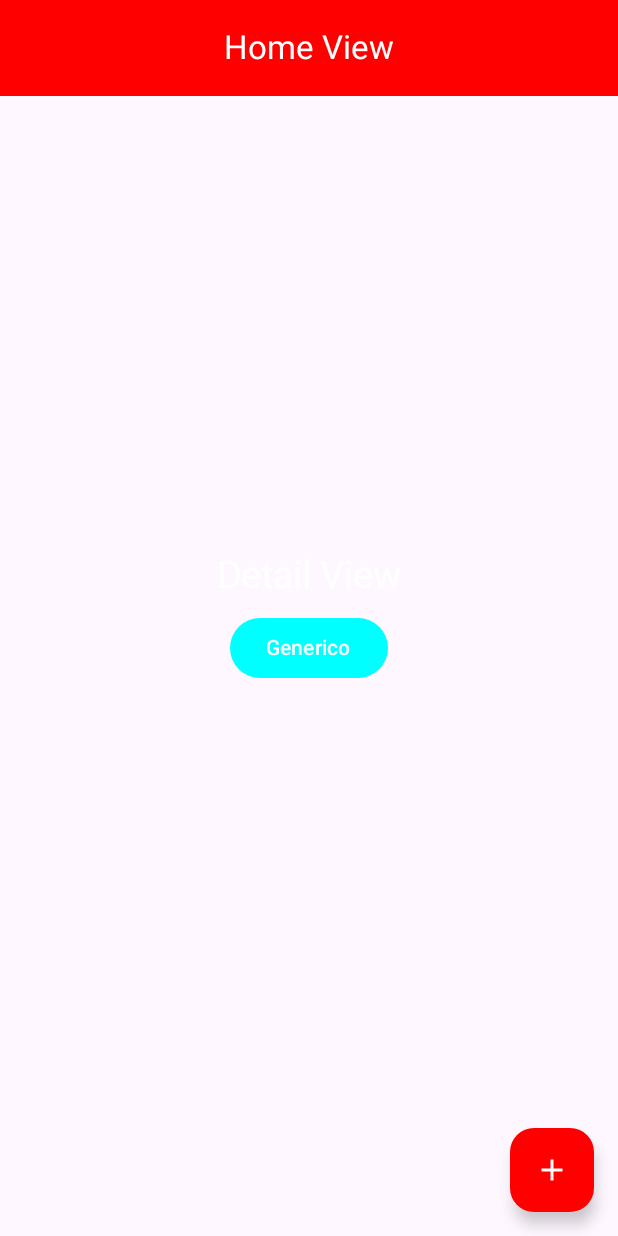
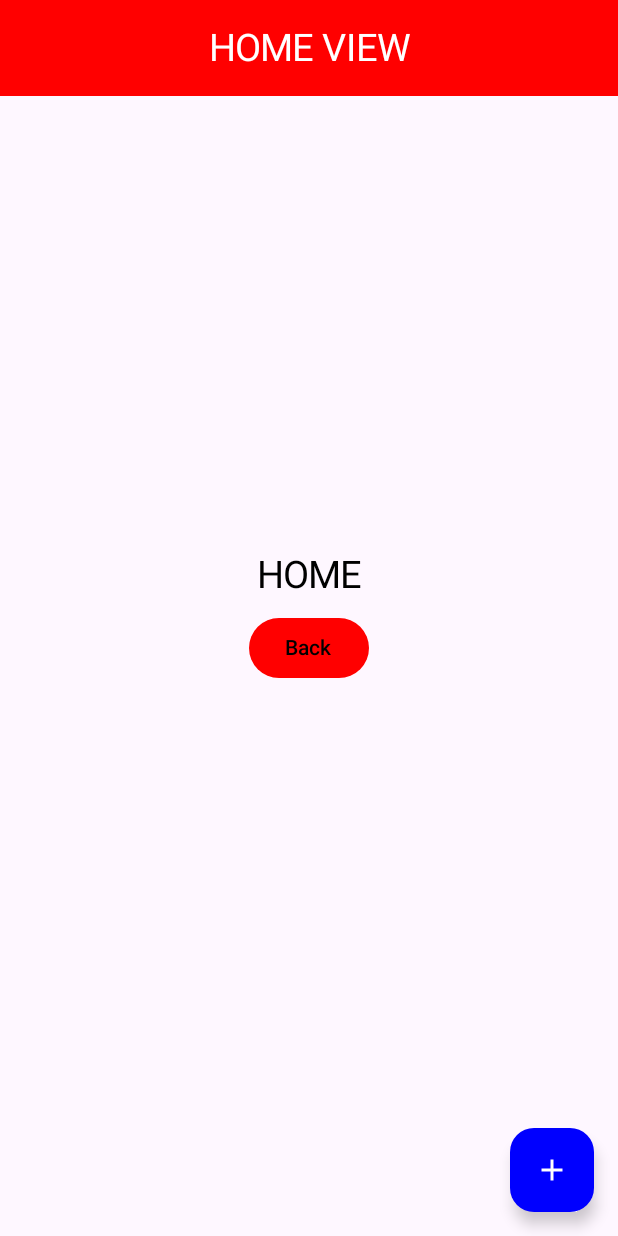
Before and after one commit to NarcisoDMC/MiprimerApp2025, an Android app built with Jetpack Compose: the screen it shows after launch (MainActivity), on a phone screen of 412 x 824 dp. Run offline under Robolectric (Android 15) with nearby library versions, the phone set to English and light mode, and no system bars.

Commit message:
Cambios para la clase del dia 3 de marzo del 2025 (Avances en el NavManager, HomeView y BodyComponents)

```diff
--- a/app/src/main/java/com/example/ejemplo1/MainActivity.kt
+++ b/app/src/main/java/com/example/ejemplo1/MainActivity.kt
@@ -12,6 +12,7 @@ import androidx.compose.runtime.Composable
 import androidx.compose.ui.Modifier
 import androidx.compose.ui.tooling.preview.Preview
 import androidx.compose.ui.unit.sp
+import com.example.ejemplo1.navigation.NavManager
 import com.example.ejemplo1.ui.theme.Ejemplo1Theme
 import com.example.ejemplo1.views.DetailView
 import com.example.ejemplo1.views.HomeView
@@ -29,5 +30,5 @@ class MainActivity : ComponentActivity() {
 @Preview(showBackground = true)
 @Composable
 fun GreetingPreview() {
-    HomeView()
+    NavManager()
 }
--- a/app/src/main/java/com/example/ejemplo1/components/BarComponents.kt
+++ b/app/src/main/java/com/example/ejemplo1/components/BarComponents.kt
@@ -2,17 +2,20 @@ package com.example.ejemplo1.components
 
 import androidx.compose.material.icons.Icons
 import androidx.compose.material.icons.filled.Add
+import androidx.compose.material3.Button
 import androidx.compose.material3.FloatingActionButton
 import androidx.compose.material3.Icon
 import androidx.compose.material3.Text
 import androidx.compose.runtime.Composable
 import androidx.compose.ui.graphics.Color
+import androidx.compose.ui.graphics.vector.ImageVector
 import androidx.compose.ui.unit.dp
 import androidx.compose.ui.unit.sp
 
 @Composable
-fun TitleBar(name: String){
-    Text(text = name, fontSize = 25.sp, color = Color.White)
+fun TitleBar(name :String){
+    Text(text = name, fontSize = 25.sp, color = Color.White )
+
 }
 
 @Composable
@@ -21,7 +24,14 @@ fun ActionButton(colores:Color){
         onClick = {/*TODO*/},
         containerColor = colores,
         contentColor = Color.White
-    ){
-        Icon(Icons.Filled.Add, contentDescription = "Add")
+    ) {
+        Icon(Icons.Filled.Add, contentDescription = "ADD")
     }
 }
+
+@Composable
+fun MainIconButton(icon: ImageVector, onClick:()->Unit){
+    Button(onClick = onClick) {
+        Icon(imageVector= icon, contentDescription = null, tint = Color.White)
+    }
+}
--- a/app/src/main/java/com/example/ejemplo1/components/BodyComponents.kt
+++ b/app/src/main/java/com/example/ejemplo1/components/BodyComponents.kt
@@ -13,20 +13,20 @@ import androidx.compose.ui.unit.sp
 
 @Composable
 fun TitleView(name:String){
-    Text(text=name, fontSize=30.sp, color= Color.Black)
+    Text(text = name, fontSize = 25.sp, color = Color.Black )
 }
 
 @Composable
 fun Spacers(){
-    Spacer(modifier= Modifier.height(10.dp))
+    Spacer(modifier = Modifier.height(10.dp))
 }
 
 @Composable
-fun MainButton(name:String, backcolor:Color, color:Color, onClick:()->Unit){
-    Button(onClick = onClick, colors=ButtonDefaults.buttonColors(
-            contentColor = color,
-            containerColor = backcolor
-        )) {
-            Text(text=name)
+fun MainButton(name:String, backcolor: Color, color: Color, onClick: () -> Unit){
+    Button(onClick = onClick, colors = ButtonDefaults.buttonColors(
+        contentColor = color,
+        containerColor = backcolor
+    )) {
+        Text(text = name)
     }
 }
--- a/app/src/main/java/com/example/ejemplo1/navigation/NavManager.kt
+++ b/app/src/main/java/com/example/ejemplo1/navigation/NavManager.kt
@@ -4,13 +4,18 @@ import androidx.compose.runtime.Composable
 import androidx.navigation.compose.NavHost
 import androidx.navigation.compose.composable
 import androidx.navigation.compose.rememberNavController
+import com.example.ejemplo1.views.DetailView
+import com.example.ejemplo1.views.HomeView
 
 @Composable
 fun NavManager(){
     val navController = rememberNavController()
     NavHost(navController = navController, startDestination = "Home"){
         composable("Home"){
-
-    }
+            HomeView(navController)
+        }
+        composable("Detail"){
+            DetailView(navController)
+        }
     }
 }
--- a/app/src/main/java/com/example/ejemplo1/views/HomeView.kt
+++ b/app/src/main/java/com/example/ejemplo1/views/HomeView.kt
@@ -1,60 +1,62 @@
 package com.example.ejemplo1.views
 
 import android.annotation.SuppressLint
-import android.util.Log
 import androidx.compose.foundation.layout.Arrangement
 import androidx.compose.foundation.layout.Column
 import androidx.compose.foundation.layout.fillMaxSize
 import androidx.compose.foundation.layout.fillMaxWidth
 import androidx.compose.material3.CenterAlignedTopAppBar
 import androidx.compose.material3.ExperimentalMaterial3Api
+import androidx.compose.material3.FloatingActionButton
 import androidx.compose.material3.Scaffold
 import androidx.compose.material3.Text
+import androidx.compose.material3.TextField
 import androidx.compose.material3.TopAppBarDefaults
 import androidx.compose.runtime.Composable
 import androidx.compose.ui.Alignment
 import androidx.compose.ui.Modifier
 import androidx.compose.ui.graphics.Color
+import androidx.navigation.NavController
 import com.example.ejemplo1.components.ActionButton
 import com.example.ejemplo1.components.MainButton
 import com.example.ejemplo1.components.Spacers
 import com.example.ejemplo1.components.TitleBar
+import com.example.ejemplo1.components.TitleView
 
 @SuppressLint("UnusedMaterial3ScaffoldPaddingParameter")
 @OptIn(ExperimentalMaterial3Api::class)
 @Composable
-fun HomeView(){
-    Scaffold(
+fun HomeView(navController: NavController){
+    Scaffold (
         topBar = {
             CenterAlignedTopAppBar(
-                title={Text(text = "Home View",
-                    color=Color.White)},
-                colors = TopAppBarDefaults.centerAlignedTopAppBarColors(
-                    containerColor = Color.Red
-                )
+                title = { TitleBar("HOME VIEW") },
+                colors = TopAppBarDefaults.centerAlignedTopAppBarColors(containerColor = Color.Red)
             )
         },
         floatingActionButton = {
-            ActionButton(Color.Red)
+            ActionButton(Color.Blue)
         }
-    )
-    {
-        ContentView()
+    ){
+        com.example.ejemplo1.views.ContentView(navController)
     }
 }
 
+
 @Composable
-private fun ContentView()
-{
+fun ContentView(navController: NavController){
     Column(
-        modifier=Modifier.fillMaxSize(),
+        modifier = Modifier.fillMaxSize(),
         verticalArrangement = Arrangement.Center,
-        horizontalAlignment = Alignment.CenterHorizontally
-    ){
-        TitleBar("Detail View")
+        horizontalAlignment = Alignment.CenterHorizontally,
+
+        ) {
+        TitleView("HOME")
         Spacers()
-        MainButton("Generico", Color.Cyan, Color.White) {
-            Log.d("ya", "Boton Generico")
+        MainButton("Back", Color.Red, Color.Black) {
+            //Log.d("ya", "Soy un boton generico")
+            navController.navigate("Detail")
+
         }
     }
 }
```
Also changed, not shown: app/src/main/java/com/example/ejemplo1/views/DetailView.kt (+26 -17 lines).
